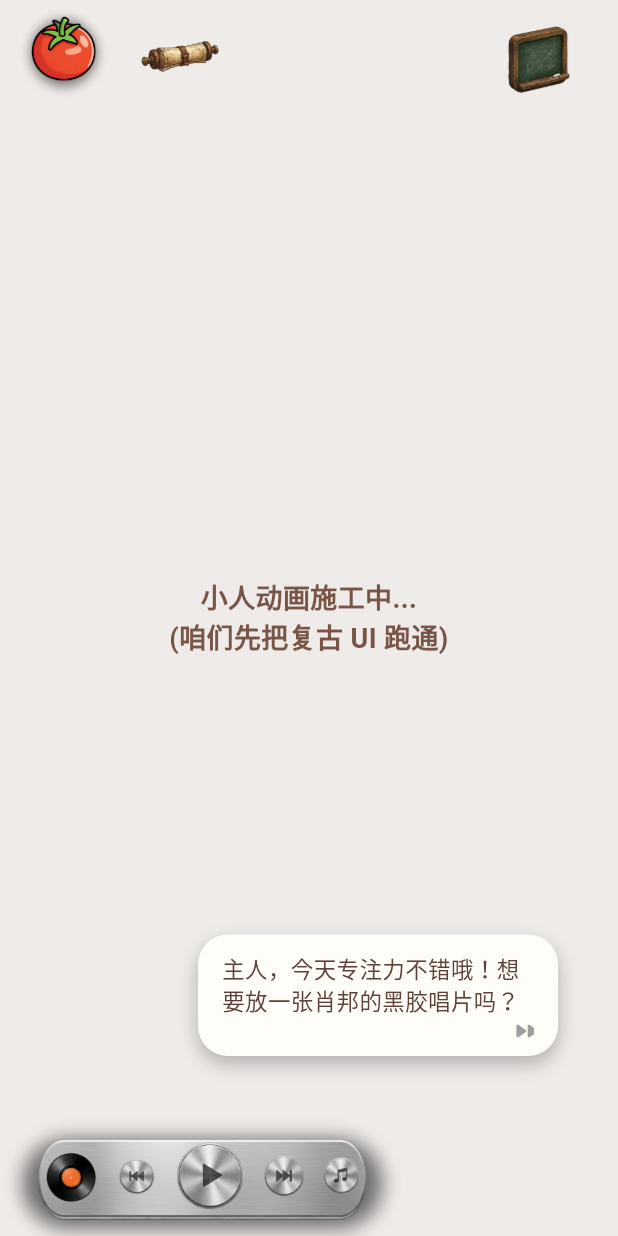
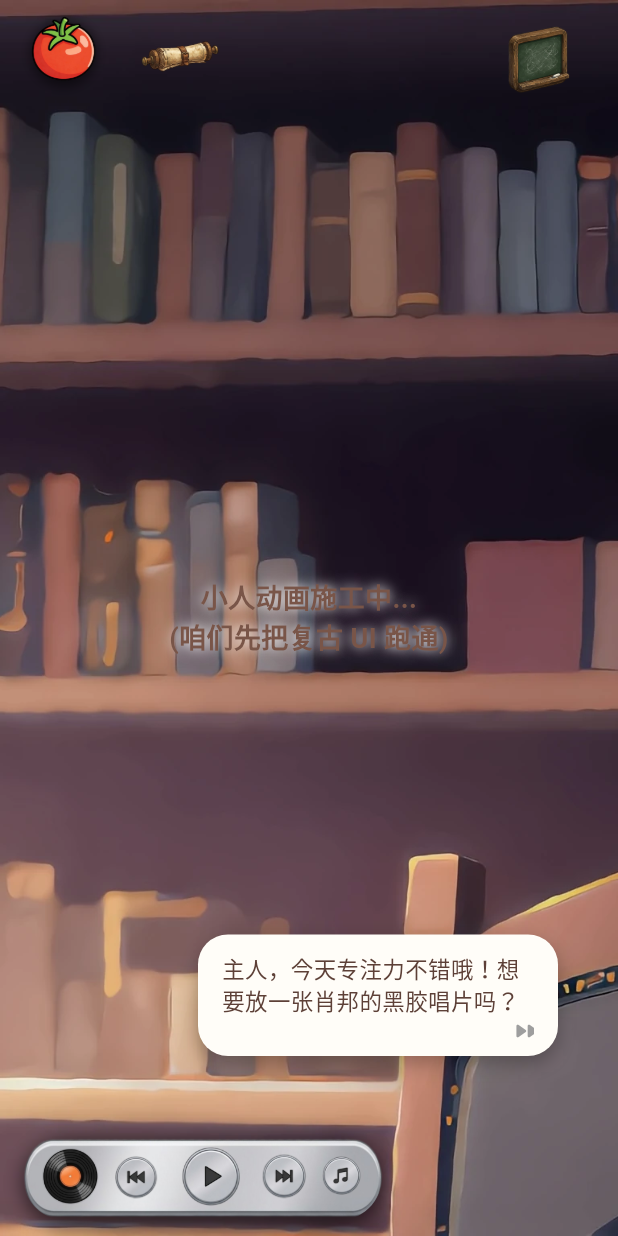
Before and after one commit to icode-chicken-hotpot-stew/MVP, a Flutter app: the screen it shows after launch, on a phone screen of 412 x 824 dp. Run offline on Flutter 3.47's test engine with Material 3 defaults, Android fonts, the phone set to English and light mode, and no system bars; our stand-ins replace webview_flutter; missing offline and left inert: webview_flutter_android.

Commit message:
feat(ui): 升级主界面复古UI，新增下拉动画与卡通图集
- 为番茄钟和黑板统计面板添加平滑的下拉/展开动画
- 接入番茄钟下拉面板的便签底图素材
- 替换黑板面板的下拉UI素材
- 将底部音乐控制栏整体更新为卡通复古风素材
- 增加全局全屏背景图 ， 优化视觉层级

```diff
--- a/lib/ui_widgets.dart
+++ b/lib/ui_widgets.dart
@@ -3,16 +3,7 @@ import 'dart:async';
 import 'package:flutter/material.dart';
 import 'app_controller.dart';
 //import 'character_view.dart';
-import 'package:google_fonts/google_fonts.dart';
 
-// ==========================================
-// 【MVP原有逻辑/注释】保留：UI 组件模块 - 负责界面组件和交互
-// ==========================================
-
-/// 【V2复古风新增】将原来的 DockBar 废弃，改为散落四周的复古组件
-/*
-class DockBar extends StatelessWidget { ... } // 原MVP DockBar 已停用
-*/
 
 /// 前端交互面板：监听状态并更新 UI 面板与统计图表
 class UIWidgets extends StatefulWidget {
@@ -95,8 +86,6 @@ class _UIWidgetsState extends State<UIWidgets> {
       _isStatsExpanded = false;
       _isExpExpanded = false;
       _isMusicExpanded = false;
-      // 注意：这里已经把你之前误放的 _isMusicPlaying 删掉了。
-      // 我们不希望点空白处就打断音乐播放。
     });
   }
 
@@ -233,7 +222,7 @@ class _UIWidgetsState extends State<UIWidgets> {
           ),
         ),
 
-        // 下拉活页便签磁贴 (现已改为深色复古皮革)
+        // 下拉活页便签磁贴 (现已改为浅色便签纸)
         AnimatedContainer(
           duration: const Duration(milliseconds: 300),
           // 【核心修复】将 easeOutBack 改为 easeOut，去掉回弹效果，杜绝负数引发红屏
@@ -243,41 +232,39 @@ class _UIWidgetsState extends State<UIWidgets> {
           margin: EdgeInsets.only(top: _isTomatoExpanded ? 10 : 0),
           clipBehavior: Clip.hardEdge,
           decoration: BoxDecoration(
-            // 【皮革质感修改】换成深棕色皮革底色
-            color: const Color(0xFF2E1B15),
-            borderRadius: BorderRadius.circular(10),
-            border: Border.all(
-              // 【皮革质感修改】边框做成类似皮革缝线的深色
-              color: _isTomatoExpanded ? const Color(0xFF4A3026) : Colors.transparent,
-              width: 2
-            ),
+            // 【便签质感修改】换成白底便签图片
+            image: _isTomatoExpanded ? const DecorationImage(
+              image: AssetImage('assets/images/memo_bg.png'), // 替换为你的便签图片
+              fit: BoxFit.fill,
+            ) : null,
+
             // 【核心修复】保持两边都有 BoxShadow 对象，只让透明度和 blurRadius 归零，动画更丝滑
-            boxShadow: [
-              BoxShadow(
-                // 【皮革质感修改】加重阴影，让皮革显得更厚重
-                color: _isTomatoExpanded ? Colors.black54 : Colors.transparent,
-                blurRadius: _isTomatoExpanded ? 10.0 : 0.0,
-                offset: const Offset(0, 6)
-              )
-            ],
+            // boxShadow: [
+              // BoxShadow(
+              //   // 【便签阴影】便签的阴影稍微轻巧一点
+              //   color: _isTomatoExpanded ? Colors.black26 : Colors.transparent,
+              //   blurRadius: _isTomatoExpanded ? 8.0 : 0.0,
+              //   offset: const Offset(0, 4)
+              // )
+            // ],
           ),
           child: SingleChildScrollView(
             // 【优化】防止在收起面板的时候手误滑动内容导致溢出
             physics: const NeverScrollableScrollPhysics(),
             child: Column(
               children: [
-                const SizedBox(height: 20),
+                const SizedBox(height: 33),
                 // 红色圆框进度条
                 Stack(
                   alignment: Alignment.center,
                   children: [
                     SizedBox(
-                      width: 80, height: 80,
+                      width: 70, height: 70,
                       child: CircularProgressIndicator(
                         value: _fakeProgress,
-                        // 【适配皮革】背景深色，所以轨道换成暗红，进度条换成亮金/亮橘
-                        color: const Color(0xFFD4AF37), // 亮金色进度
-                        backgroundColor: const Color.fromARGB(255, 164, 24, 6), // 暗红色轨道
+                        // 【适配便签】底色变浅了，这里的颜色换回复古红和深灰
+                        color: const Color.fromARGB(255, 204, 196, 195), // 白色进度
+                        backgroundColor: const Color.fromARGB(255, 179, 22, 22), // 红色初始轨道
                         strokeWidth: 6,
                       ),
                     ),
@@ -286,27 +273,27 @@ class _UIWidgetsState extends State<UIWidgets> {
                       valueListenable: widget.controller.remainingSeconds,
                       builder: (context, seconds, _) {
                         final time = "${(seconds ~/ 60).toString().padLeft(2, '0')}:${(seconds % 60).toString().padLeft(2, '0')}";
-                        // 【适配皮革】文字颜色改为浅金色，不然在黑背景下看不见
-                        return Text(time, style: const TextStyle(fontSize: 18, fontWeight: FontWeight.bold, color: Color(0xFFF3E5AB)));
+                        // 【适配便签】文字颜色改为深棕色，在白底便签上才清晰
+                        return Text(time, style: const TextStyle(fontSize: 16, fontWeight: FontWeight.bold, color: Color(0xFF5D4037)));
                       },
                     ),
                   ],
                 ),
-                const SizedBox(height: 15),
+                const SizedBox(height: 5),
                 // 控制按钮：播放/重置
                 Row(
                   mainAxisAlignment: MainAxisAlignment.center,
                   children: [
                     IconButton(
                       icon: Icon(widget.controller.isActive.value ? Icons.pause : Icons.play_arrow, size: 28),
-                      // 【适配皮革】图标颜色改为浅金色
-                      color: const Color(0xFFF3E5AB),
+                      // 【适配便签】图标颜色改为深棕色
+                      color: const Color(0xFF5D4037),
                       onPressed: () => widget.controller.toggleTimer(),
                     ),
                     IconButton(
                       icon: const Icon(Icons.refresh),
-                      // 【适配皮革】图标颜色改为浅金色
-                      color: const Color(0xFFF3E5AB),
+                      // 【适配便签】图标颜色改为深棕色
+                      color: const Color(0xFF5D4037),
                       onPressed: () {
                         widget.controller.resetTimer();
                         _resetFakeProgress();
@@ -442,27 +429,20 @@ class _UIWidgetsState extends State<UIWidgets> {
           ),
         ),
         // ==============================
-        // 【修改这里】：使用 Visibility 包裹 AnimatedContainer
+        // 【修改这里】：去掉会导致动画失效的 Visibility！
         // ==============================
         // 黑板下拉磁贴
-        Visibility(
-          visible: _isStatsExpanded, // 只有当展开状态时才显示，解决折叠后的渲染伪影
-          // 【本次新增】用 Transform 强行控制整体面板位置！改 y 的负值就能往上提！
-          child: Transform.translate(
-            offset: const Offset(0, -40), // 👈想往上拉就改这个 -10，比如改成 -20
+        Transform.translate(
+          offset: const Offset(0, -40), // 往上提，掩盖在按钮后方
           child: AnimatedContainer(
             duration: const Duration(milliseconds: 300),
-              // 【核心修复】把 easeOutBack 改成了 easeOut，防止负数高度引发红屏！！！
             curve: Curves.easeOut,
-              // 【注意】：因为外面加了 Visibility，当visible为false时组件直接消失。
-              // 这里的 height 不需要设为 0 了，直接设为展开后的最终高度。
-              // 当 _isStatsExpanded 变为 true 时，Visibility 显示组件，
-              // AnimatedContainer 会执行高度从 0 到设定值的动画。
-
-              // 【本次修改】黑板尺寸超级加倍！高度 -> 280, 宽度 -> 320 (如果不够继续加大)
-              height: _isStatsExpanded ? 280 : 0,
-              width: 320,
-              // 【本次修改】把原本的 top: 10 改成了 top: 0，配合外面的 Transform 往上提
+            // 【核心动画逻辑】这里加入 topCenter 甚至 topRight 对齐，
+            // 配合 hardEdge 裁剪，就能模拟出从边缘拉出的完美手感！
+            alignment: Alignment.topRight,
+            height: _isStatsExpanded ? 240 : 0,
+            width: 280,
+            clipBehavior: Clip.hardEdge, // 必须加这个，配合 height 产生拉出效果
             margin: const EdgeInsets.only(top: 0),
             decoration: BoxDecoration(
               // 【本次修改】底板换成展开的黑板图片
@@ -475,13 +455,17 @@ class _UIWidgetsState extends State<UIWidgets> {
               // border: Border.all(color: Colors.brown[400]!, width: 4),
               // 【本次修改】黑影被我彻底删除了！！！干干净净！！！
             ),
-              child: _isStatsExpanded ? Stack(
+            // 使用 SingleChildScrollView 防止高度为 0 时内部组件报溢出错误
+            child: SingleChildScrollView(
+              physics: const NeverScrollableScrollPhysics(),
+              child: SizedBox(
+                height: 280, // 撑满最终高度，让外层去裁剪它
+                width: 320,
+                child: Stack(
                   children: [
                     Padding(
                       // 【本次修改】内边距也跟着变大，给厚重木边框留足空间
-                    // 👈【修改点 1：整体往下挪】把 top 从 45.0 加大到了 70.0！
-                  // 如果还嫌高，就继续加大这个 70.0；如果太低了就减小。
-                    padding: const EdgeInsets.only(left: 50.0, top: 70.0, right: 30.0, bottom: 20.0),
+                      padding: const EdgeInsets.only(left: 50.0, top: 50.0, right: 30.0, bottom: 20.0),
                       child: Column(
                         crossAxisAlignment: CrossAxisAlignment.start,
                         children: [
@@ -491,19 +475,17 @@ class _UIWidgetsState extends State<UIWidgets> {
                             style: TextStyle(
                               color: Colors.white.withOpacity(0.85), // 【粉笔特效】微透明
                               fontSize: 19, // 【本次修改】字号调大
-                            fontFamily: 'ZhuoKai', // 👈【修改点】换成了工整字体（记得按下方教程配）
+                              fontFamily: 'ZhuoKai', // 换成了工整字体（记得按下方教程配）
                               shadows: const [BoxShadow(color: Colors.white38, blurRadius: 3)] // 【粉笔特效】粉尘发光
                             )
                           ),
-                            // 👈【修改点 2：让两行字挨近点】把 height 从 15 缩小到了 6！
-                      // 如果你想让它们几乎贴在一起，可以改成 2 甚至 0。
                           const SizedBox(height: 6),
                           Text(
                             "累计天数：7 days",
                             style: TextStyle(
                               color: Colors.white.withOpacity(0.85),
                               fontSize: 19,
-                            fontFamily: 'ZhuoKai', // 👈【修改点】换成了工整字体
+                              fontFamily: 'ZhuoKai', // 换成了工整字体
                               shadows: const [BoxShadow(color: Colors.white38, blurRadius: 3)]
                             )
                           ),
@@ -512,8 +494,7 @@ class _UIWidgetsState extends State<UIWidgets> {
                     ),
                     // 小板擦（分享按钮）
                     Positioned(
-                    // 👈【核心修改】：这里 bottom 从 25 改成了 48！如果还嫌低，继续加大这个值！
-                    bottom: 48, right: 35,
+                      bottom: 70, right: 35,
                       child: GestureDetector(
                         onTap: () {
                           // 【MVP原有逻辑】保留：复用分享卡片弹窗
@@ -528,8 +509,8 @@ class _UIWidgetsState extends State<UIWidgets> {
                               "分享",
                               style: TextStyle(
                                 color: Colors.white.withOpacity(0.9),
-                              fontSize: 16,
-                              fontFamily: 'ZhuoKai', // 👈这里也换成了工整字体
+                                fontSize: 15,
+                                fontFamily: 'ZhuoKai', // 这里也换成了工整字体
                                 shadows: const [BoxShadow(color: Colors.white38, blurRadius: 2)]
                               )
                             ),
@@ -549,7 +530,8 @@ class _UIWidgetsState extends State<UIWidgets> {
                       ),
                     )
                   ],
-              ) : const SizedBox(),
+                ),
+              ),
             ),
           ),
         ),
@@ -628,10 +610,7 @@ class _UIWidgetsState extends State<UIWidgets> {
     );
   }
 
-  // ==========================================
-  // 【MVP原有逻辑】底部弹窗等占位保持不动
-  // ==========================================
-    // ==========================================
+
   // 【对接队友接口】人物动画层
   // ==========================================
   // Widget _buildCharacterStage(BuildContext context) {
@@ -641,22 +620,36 @@ class _UIWidgetsState extends State<UIWidgets> {
   //       // [DEBUG] 队友加的调试打印保留
   //       debugPrint('[DEBUG][CharacterStage] active=$active');
 
-  //       // ✅ 直接调用队友写好的 CharacterView，传入 active 状态
+  //       // ✅ 直接调用写好的 CharacterView，传入 active 状态
   //       return CharacterView(isActive: active);
   //     },
   //   );
   // }
+
   // ==========================================
-  // 【动画临时占位】
+  // 【动画临时占位】 - 现已加入全屏背景大图！
   // ==========================================
   Widget _buildCharacterStage(BuildContext context) {
     return Container(
-      color: const Color(0xFFEFEBE9), // 给个复古的浅棕底色，护眼又契合主题
+      // 【背景图加入点】在这里加上背景图片
+      decoration: const BoxDecoration(
+        image: DecorationImage(
+          image: AssetImage('assets/images/background.webp'), // 注意后缀规范哦
+          fit: BoxFit.cover, // 让背景图铺满整个屏幕
+          alignment: Alignment.bottomCenter, // 如果依然用 cover，打开这行可以优先显示底部
+        ),
+      ),
       alignment: Alignment.center,
       child: const Text(
         "小人动画施工中...\n(咱们先把复古 UI 跑通)",
         textAlign: TextAlign.center,
-        style: TextStyle(color: Colors.brown, fontSize: 18, fontWeight: FontWeight.bold),
+        style: TextStyle(
+          color: Colors.brown,
+          fontSize: 18,
+          fontWeight: FontWeight.bold,
+          // 如果背景太花，可以给这行占位字加个浅色阴影发光，保证你看得清
+          shadows: [BoxShadow(color: Colors.white, blurRadius: 10)]
+        ),
       ),
     );
   }
```
Also changed, not shown: assets/images/background.webp (added), assets/images/board_panel.png, assets/images/btn_music.png, assets/images/btn_next.png, assets/images/btn_pause.png, assets/images/btn_play.png, assets/images/btn_prev.png, assets/images/memo_bg.png (added), assets/images/record_bg.png, assets/images/record_disk.png. Lines whose indentation alone changed are shown as unchanged.
